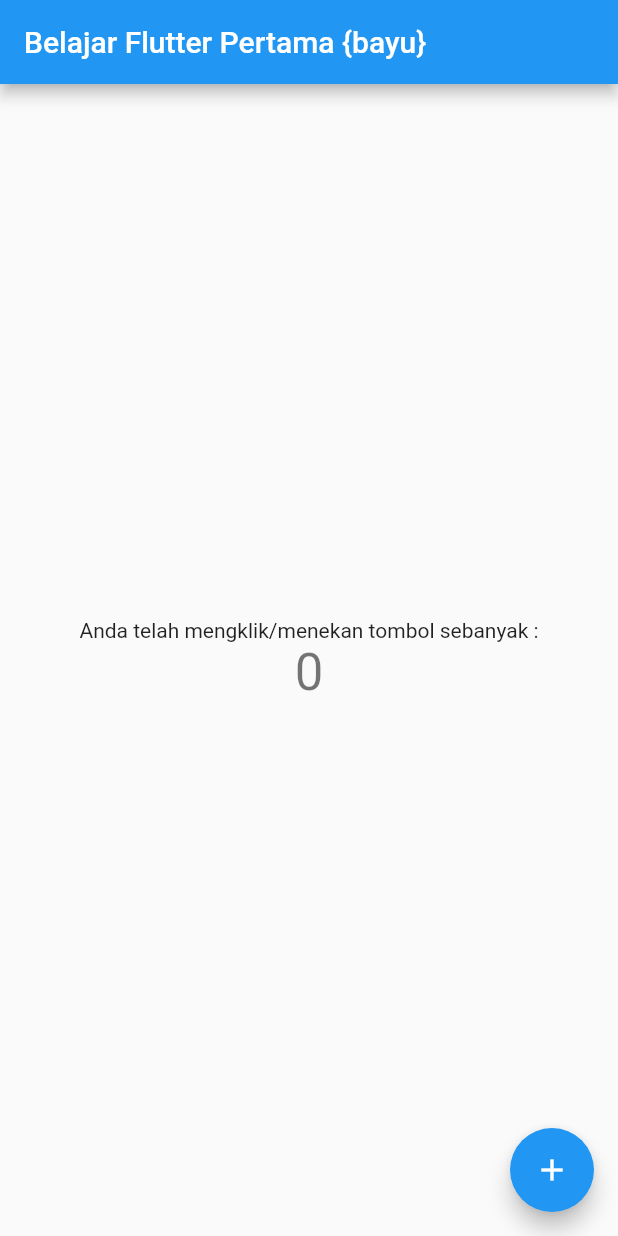
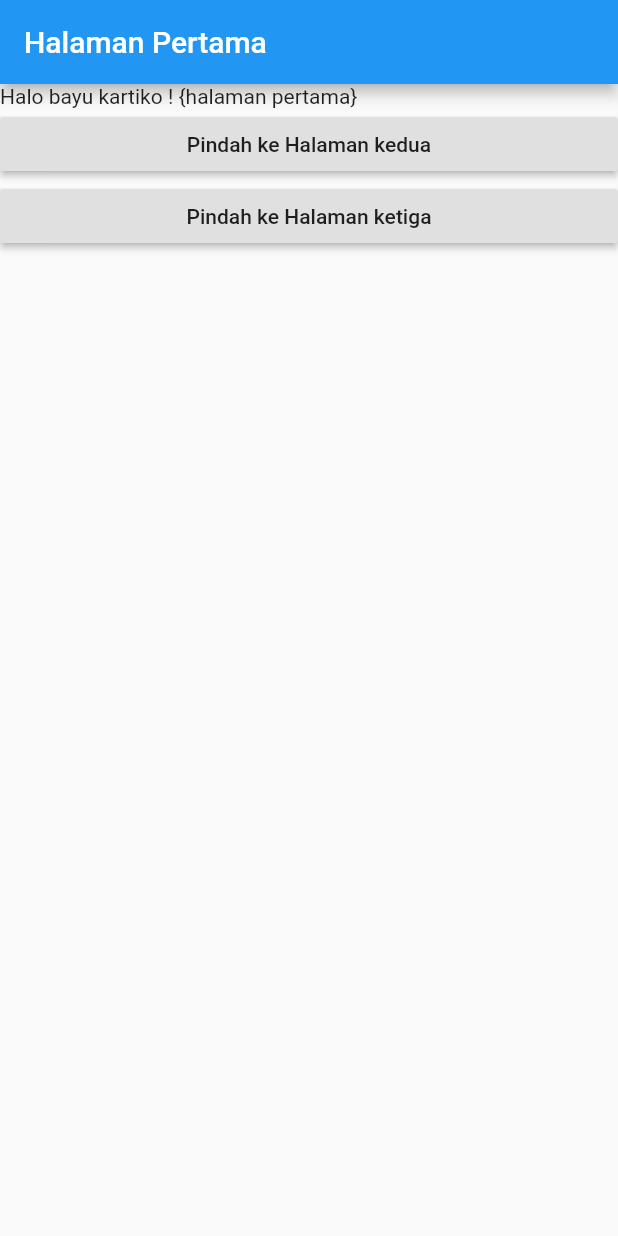
Before and after one commit to bayukartiko/belajar-flutter-pertama, a Flutter app: the screen it shows after launch, on a phone screen of 412 x 824 dp. Run offline on Flutter 3.47's test engine with Material 2 defaults, Android fonts, the phone set to English and light mode, and no system bars.

Commit message:
24 oct 2020 tugas routing pindah halaman

```diff
--- a/lib/main.dart
+++ b/lib/main.dart
@@ -1,117 +1,229 @@
+// import 'dart:js';
+
 import 'package:flutter/material.dart';
 
+// void main() {
+//   runApp(MyApp());
+// }
+
+// class MyApp extends StatelessWidget {
+//   // This widget is the root of your application.
+//   @override
+//   Widget build(BuildContext context) {
+//     return MaterialApp(
+//       title: 'Flutter Pertama',
+//       theme: ThemeData(
+//         // This is the theme of your application.
+//         //
+//         // Try running your application with "flutter run". You'll see the
+//         // application has a blue toolbar. Then, without quitting the app, try
+//         // changing the primarySwatch below to Colors.green and then invoke
+//         // "hot reload" (press "r" in the console where you ran "flutter run",
+//         // or simply save your changes to "hot reload" in a Flutter IDE).
+//         // Notice that the counter didn't reset back to zero; the application
+//         // is not restarted.
+//         primarySwatch: Colors.blue,
+//         // This makes the visual density adapt to the platform that you run
+//         // the app on. For desktop platforms, the controls will be smaller and
+//         // closer together (more dense) than on mobile platforms.
+//         visualDensity: VisualDensity.adaptivePlatformDensity,
+//       ),
+//       home: MyHomePage(title: 'Belajar Flutter Pertama {bayu}'),
+//     );
+//   }
+// }
+
+// class MyHomePage extends StatefulWidget {
+//   MyHomePage({Key key, this.title}) : super(key: key);
+
+//   // This widget is the home page of your application. It is stateful, meaning
+//   // that it has a State object (defined below) that contains fields that affect
+//   // how it looks.
+
+//   // This class is the configuration for the state. It holds the values (in this
+//   // case the title) provided by the parent (in this case the App widget) and
+//   // used by the build method of the State. Fields in a Widget subclass are
+//   // always marked "final".
+
+//   final String title;
+
+//   @override
+//   _MyHomePageState createState() => _MyHomePageState();
+// }
+
+// class _MyHomePageState extends State<MyHomePage> {
+//   int _counter = 0;
+
+//   void _incrementCounter() {
+//     setState(() {
+//       // This call to setState tells the Flutter framework that something has
+//       // changed in this State, which causes it to rerun the build method below
+//       // so that the display can reflect the updated values. If we changed
+//       // _counter without calling setState(), then the build method would not be
+//       // called again, and so nothing would appear to happen.
+//       _counter++;
+//     });
+//   }
+
+//   @override
+//   Widget build(BuildContext context) {
+//     // This method is rerun every time setState is called, for instance as done
+//     // by the _incrementCounter method above.
+//     //
+//     // The Flutter framework has been optimized to make rerunning build methods
+//     // fast, so that you can just rebuild anything that needs updating rather
+//     // than having to individually change instances of widgets.
+//     return Scaffold(
+//       appBar: AppBar(
+//         // Here we take the value from the MyHomePage object that was created by
+//         // the App.build method, and use it to set our appbar title.
+//         title: Text(widget.title),
+//       ),
+//       body: Center(
+//         // Center is a layout widget. It takes a single child and positions it
+//         // in the middle of the parent.
+//         child: Column(
+//           // Column is also a layout widget. It takes a list of children and
+//           // arranges them vertically. By default, it sizes itself to fit its
+//           // children horizontally, and tries to be as tall as its parent.
+//           //
+//           // Invoke "debug painting" (press "p" in the console, choose the
+//           // "Toggle Debug Paint" action from the Flutter Inspector in Android
+//           // Studio, or the "Toggle Debug Paint" command in Visual Studio Code)
+//           // to see the wireframe for each widget.
+//           //
+//           // Column has various properties to control how it sizes itself and
+//           // how it positions its children. Here we use mainAxisAlignment to
+//           // center the children vertically; the main axis here is the vertical
+//           // axis because Columns are vertical (the cross axis would be
+//           // horizontal).
+//           mainAxisAlignment: MainAxisAlignment.center,
+//           children: <Widget>[
+//             Text(
+//               'Anda telah mengklik/menekan tombol sebanyak :',
+//             ),
+//             Text(
+//               '$_counter',
+//               style: Theme.of(context).textTheme.headline4,
+//             ),
+//           ],
+//         ),
+//       ),
+//       floatingActionButton: FloatingActionButton(
+//         onPressed: _incrementCounter,
+//         tooltip: 'Increment',
+//         child: Icon(Icons.add),
+//       ), // This trailing comma makes auto-formatting nicer for build methods.
+//     );
+//   }
+// }
+
+// tugas routing pindah halaman 24 oct 2020
 void main() {
-  runApp(MyApp());
+  runApp(MaterialApp(
+    debugShowCheckedModeBanner: false,
+    title: 'Routing navigasi',
+    initialRoute: '/',
+    routes: {
+      '/': (context) => HalamanPertama(),
+      HalamanKedua.routeName: (context) => HalamanKedua(),
+      HalamanKetiga.routeName: (context) => HalamanKetiga(),
+    },
+  ));
 }
 
-class MyApp extends StatelessWidget {
-  // This widget is the root of your application.
+class HalamanPertama extends StatelessWidget {
   @override
   Widget build(BuildContext context) {
-    return MaterialApp(
-      title: 'Flutter Pertama',
-      theme: ThemeData(
-        // This is the theme of your application.
-        //
-        // Try running your application with "flutter run". You'll see the
-        // application has a blue toolbar. Then, without quitting the app, try
-        // changing the primarySwatch below to Colors.green and then invoke
-        // "hot reload" (press "r" in the console where you ran "flutter run",
-        // or simply save your changes to "hot reload" in a Flutter IDE).
-        // Notice that the counter didn't reset back to zero; the application
-        // is not restarted.
-        primarySwatch: Colors.blue,
-        // This makes the visual density adapt to the platform that you run
-        // the app on. For desktop platforms, the controls will be smaller and
-        // closer together (more dense) than on mobile platforms.
-        visualDensity: VisualDensity.adaptivePlatformDensity,
+    return Scaffold(
+      appBar: AppBar(
+        title: Text('Halaman Pertama'),
       ),
-      home: MyHomePage(title: 'Belajar Flutter Pertama {bayu}'),
+      body: Center(
+        child: ListView(
+          children: <Widget>[
+            Text(
+              'Halo bayu kartiko ! {halaman pertama}',
+            ),
+            RaisedButton(
+              child: Text('Pindah ke Halaman kedua'),
+              onPressed: () {
+                Navigator.pushNamed(context, HalamanKedua.routeName);
+              },
+            ),
+            RaisedButton(
+              child: Text('Pindah ke Halaman ketiga'),
+              onPressed: () {
+                Navigator.pushNamed(context, HalamanKetiga.routeName);
+              },
+            ),
+          ],
+        ),
+      ),
     );
   }
 }
 
-class MyHomePage extends StatefulWidget {
-  MyHomePage({Key key, this.title}) : super(key: key);
-
-  // This widget is the home page of your application. It is stateful, meaning
-  // that it has a State object (defined below) that contains fields that affect
-  // how it looks.
-
-  // This class is the configuration for the state. It holds the values (in this
-  // case the title) provided by the parent (in this case the App widget) and
-  // used by the build method of the State. Fields in a Widget subclass are
-  // always marked "final".
-
-  final String title;
-
+class HalamanKedua extends StatelessWidget {
+  static const String routeName = "/halamanKedua";
   @override
-  _MyHomePageState createState() => _MyHomePageState();
+  Widget build(BuildContext context) {
+    return Scaffold(
+        appBar: AppBar(
+          title: Text('Halaman Kedua'),
+        ),
+        body: Center(
+          child: ListView(
+            children: <Widget>[
+              Text(
+                'Halo bayu kartiko {halaman kedua}!',
+              ),
+              RaisedButton(
+                child: Text('Kembali'),
+                onPressed: () {
+                  Navigator.pop(context);
+                },
+              ),
+              RaisedButton(
+                child: Text('Pindah ke Halaman ketiga'),
+                onPressed: () {
+                  Navigator.pushNamed(context, HalamanKetiga.routeName);
+                },
+              ),
+            ],
+          ),
+        ));
+  }
 }
 
-class _MyHomePageState extends State<MyHomePage> {
-  int _counter = 0;
-
-  void _incrementCounter() {
-    setState(() {
-      // This call to setState tells the Flutter framework that something has
-      // changed in this State, which causes it to rerun the build method below
-      // so that the display can reflect the updated values. If we changed
-      // _counter without calling setState(), then the build method would not be
-      // called again, and so nothing would appear to happen.
-      _counter++;
-    });
-  }
-
+class HalamanKetiga extends StatelessWidget {
+  static const String routeName = "/halamanKetiga";
   @override
   Widget build(BuildContext context) {
-    // This method is rerun every time setState is called, for instance as done
-    // by the _incrementCounter method above.
-    //
-    // The Flutter framework has been optimized to make rerunning build methods
-    // fast, so that you can just rebuild anything that needs updating rather
-    // than having to individually change instances of widgets.
     return Scaffold(
-      appBar: AppBar(
-        // Here we take the value from the MyHomePage object that was created by
-        // the App.build method, and use it to set our appbar title.
-        title: Text(widget.title),
-      ),
-      body: Center(
-        // Center is a layout widget. It takes a single child and positions it
-        // in the middle of the parent.
-        child: Column(
-          // Column is also a layout widget. It takes a list of children and
-          // arranges them vertically. By default, it sizes itself to fit its
-          // children horizontally, and tries to be as tall as its parent.
-          //
-          // Invoke "debug painting" (press "p" in the console, choose the
-          // "Toggle Debug Paint" action from the Flutter Inspector in Android
-          // Studio, or the "Toggle Debug Paint" command in Visual Studio Code)
-          // to see the wireframe for each widget.
-          //
-          // Column has various properties to control how it sizes itself and
-          // how it positions its children. Here we use mainAxisAlignment to
-          // center the children vertically; the main axis here is the vertical
-          // axis because Columns are vertical (the cross axis would be
-          // horizontal).
-          mainAxisAlignment: MainAxisAlignment.center,
-          children: <Widget>[
-            Text(
-              'Anda telah mengklik/menekan tombol sebanyak :',
-            ),
-            Text(
-              '$_counter',
-              style: Theme.of(context).textTheme.headline4,
-            ),
-          ],
+        appBar: AppBar(
+          title: Text('Halaman Ketiga'),
         ),
-      ),
-      floatingActionButton: FloatingActionButton(
-        onPressed: _incrementCounter,
-        tooltip: 'Increment',
-        child: Icon(Icons.add),
-      ), // This trailing comma makes auto-formatting nicer for build methods.
-    );
+        body: Center(
+          child: ListView(
+            children: <Widget>[
+              Text(
+                'Halo bayu kartiko {halaman ketiga}!',
+              ),
+              RaisedButton(
+                child: Text('Kembali'),
+                onPressed: () {
+                  Navigator.pop(context);
+                },
+              ),
+              RaisedButton(
+                child: Text('Pindah ke Halaman kedua'),
+                onPressed: () {
+                  Navigator.pushNamed(context, HalamanKedua.routeName);
+                },
+              ),
+            ],
+          ),
+        ));
   }
 }
```
